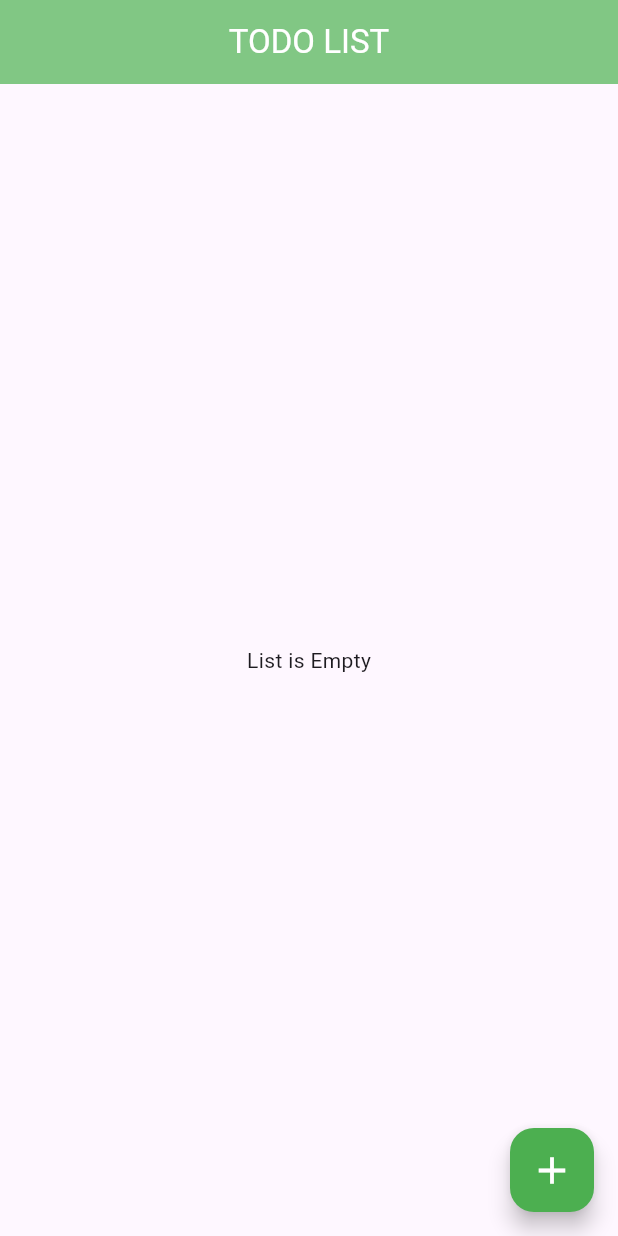
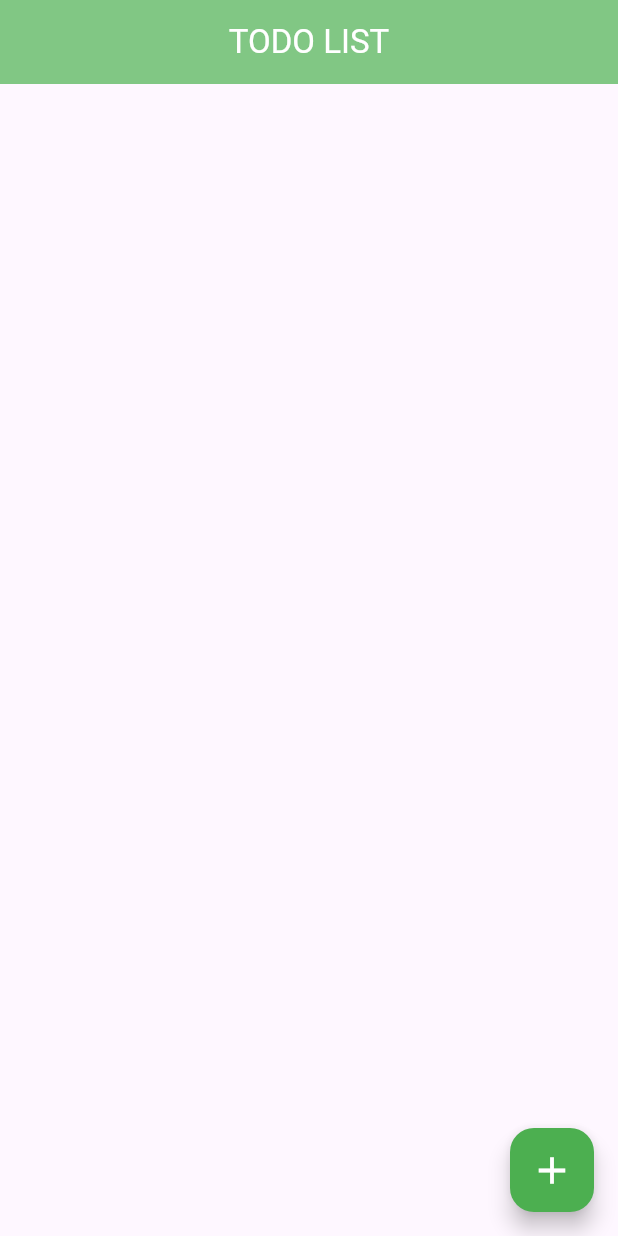
Before and after one commit to mustafanagori/Todo-APP, a Flutter app: the screen it shows after launch, on a phone screen of 412 x 824 dp. Run offline on Flutter 3.47's test engine with Material 3 defaults, Android fonts, the phone set to English and light mode, and no system bars; our stand-ins replace get.

Commit message:
resolve the issue of obx

```diff
--- a/lib/View/view_item.dart
+++ b/lib/View/view_item.dart
@@ -13,21 +13,21 @@ class ViewItem extends StatelessWidget {
         floatingActionButton: const ActionButton(),
         appBar: const PreferredSize(
             preferredSize: Size.fromHeight(kToolbarHeight),
-          child: ViewItemAppbar() // Use CustomAppBar here
-          ),
-      body: todoController.todos.isEmpty
-          ? const Center(
-              child: Text("List is Empty"),
-            )
-          : Obx(() => ListView.builder(
+            child: ViewItemAppbar()),
+        body: Obx(
+          // () => todoController.todos.isEmpty
+          //     ? const Center(
+          //         child: Text("List is Empty"),
+          //       )
+          //  :
+          () => ListView.builder(
             itemCount: todoController.todos.length,
             itemBuilder: (context, index) {
               var todo = todoController.todos[index];
               return Dismissible(
-                    key: Key(todo.title), // Unique key for each item
+                key: Key(todo.title),
                 background: Container(
-                      color:
-                          Colors.red, // Background color when swiping to delete
+                  color: Colors.red,
                   alignment: Alignment.centerRight,
                   padding: const EdgeInsets.only(right: 16),
                   child: const Icon(
@@ -37,7 +37,6 @@ class ViewItem extends StatelessWidget {
                 ),
                 onDismissed: (direction) {
                   if (direction == DismissDirection.endToStart) {
-                        // When swiped from right to left (to delete)
                     todoController.delete(index);
                   }
                 },
@@ -54,8 +53,7 @@ class ViewItem extends StatelessWidget {
                         child: Checkbox(
                           activeColor: Colors.green,
                           checkColor: Colors.white,
-                              value:
-                                  todoController.todos[index].isCompleted.value,
+                          value: todoController.todos[index].isCompleted.value,
                           onChanged: (value) =>
                               todoController.toggleComplete(index),
                         ),
@@ -65,7 +63,7 @@ class ViewItem extends StatelessWidget {
                 ),
               );
             },
-              )),
-    );
+          ),
+        ));
   }
 }
--- a/lib/controller/todo_controller.dart
+++ b/lib/controller/todo_controller.dart
@@ -61,7 +61,7 @@ class TodoController extends GetxController {
       description: descriptionController.text,
       isCompleted: false,
     ));
+    print(todos.length);
     Get.back();
-    clearTextFiled();
   }
 }
```
Also changed, not shown: pubspec.lock, 1 other file. Lines whose indentation alone changed are shown as unchanged.
